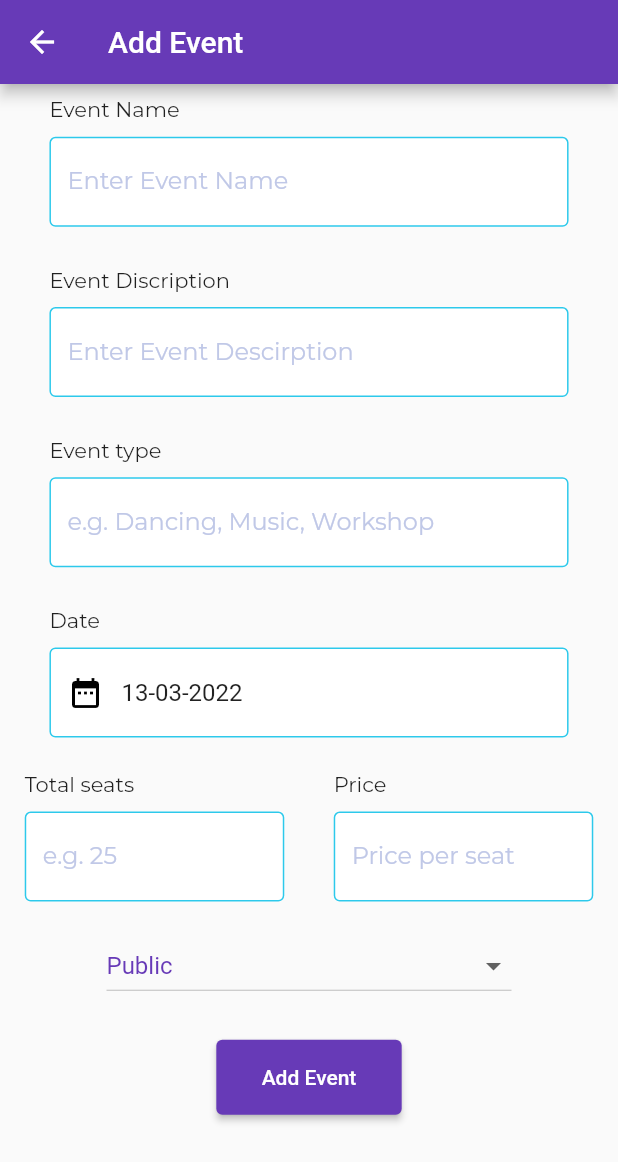
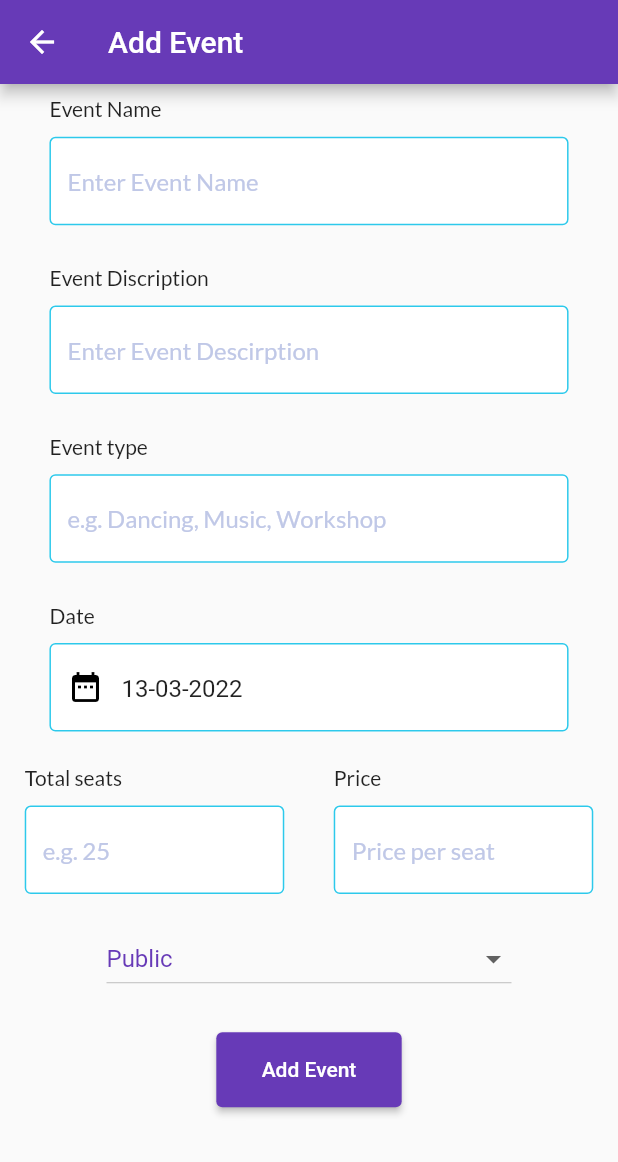
Before and after one commit to AbhiKumbhani007/ikigai, a Flutter app: the screen it shows after launch, after a tap on "Organize Events", on a phone screen of 412 x 824 dp. Shown: the top 1162 px of the screen. Run offline on Flutter 3.47's test engine with Material 2 defaults, Android fonts, the phone set to English and light mode, and no system bars; our stand-ins replace cloud_firestore, firebase_auth, firebase_core, flutter_speed_dial, get, get_storage and 3 more; missing offline and left inert: whatsapp_unilink; accounts and stored records are empty; network calls fail.

Commit message:
small ui changes

```diff
--- a/lib/controllers/event_controller.dart
+++ b/lib/controllers/event_controller.dart
@@ -6,9 +6,10 @@ import '../models/event_model.dart';
 
 class EventController extends GetxController {
   var listOfEventsOfTwoDays = <EventModel>[].obs;
-
+  var listOfEvents = <EventModel>[].obs;
   @override
   void onInit() {
+    fetchAllEvents();
     fetchNextTwoDaysEvent();
     super.onInit();
   }
@@ -20,9 +21,13 @@ class EventController extends GetxController {
 
   void bookEvent(EventModel event) async {
     EventServices es = new EventServices();
-    await es.addUserIdIntoEvent( event);
+    await es.addUserIdIntoEvent(event);
+  }
+
+  void fetchAllEvents() async{
+    EventServices es = new EventServices();
+    listOfEvents.value = await es.FetchAllEvents();
   }
 
 
-
 }
--- a/lib/screens/Home Screen/home_screen.dart
+++ b/lib/screens/Home Screen/home_screen.dart
@@ -3,10 +3,10 @@ import 'package:flutter_speed_dial/flutter_speed_dial.dart';
 import 'package:get/get.dart';
 import 'package:google_fonts/google_fonts.dart';
 import 'package:ikigai/controllers/event_controller.dart';
-import 'package:ikigai/screens/components/drawer.dart';
 import 'package:ikigai/screens/components/eventnews_component.dart';
 
 import '../Events/add_event_form.dart';
+import '../Events/all_eventslist_screen.dart';
 import '../Events/request_event_form.dart';
 import '../components/gridbooking.dart';
 import '../my_bookings/my_bookings_screen.dart';
@@ -40,8 +40,10 @@ class _HomeScreenState extends State<HomeScreen> {
   static List<Widget> _widgetOptions = <Widget>[
     HomeScreenPage(),
     MyBooking(),
+    AllEvents(),
     PartnerScreen(),
     SettingsScreen(),
+
     // Text(
     //   'Index 3: Settings',
     //   style: optionStyle,
@@ -59,6 +61,7 @@ class _HomeScreenState extends State<HomeScreen> {
     return Scaffold(
         floatingActionButton: SpeedDial(
             overlayColor: Colors.deepPurple,
+            // icon: Icons.assistant,
             overlayOpacity: .4,
             spaceBetweenChildren: 12,
             animatedIcon: AnimatedIcons.menu_close,
@@ -84,6 +87,7 @@ class _HomeScreenState extends State<HomeScreen> {
           // centerTitle: true,
           // elevation: 0,
           // backgroundColor: Colors.white,
+          automaticallyImplyLeading: false,
           title: const Text(
             "Ikigai",
             style: TextStyle(color: Colors.white),
@@ -114,10 +118,19 @@ class _HomeScreenState extends State<HomeScreen> {
             ),
             BottomNavigationBarItem(
               icon: Icon(
+                Icons.event,
+                color: Colors.white,
+              ),
+              label: 'All Events',
+              backgroundColor: Colors.deepPurple,
+              // backgroundColor: Colors.white,
+            ),
+            BottomNavigationBarItem(
+              icon: Icon(
                 Icons.account_circle_outlined,
                 color: Colors.white,
               ),
-              label: 'Our Partners',
+              label: 'Partners',
               backgroundColor: Colors.deepPurple,
               // backgroundColor: Colors.white,
             ),
@@ -153,15 +166,15 @@ class HomeScreenPage extends StatelessWidget {
         children: [
           Row(
             children: [
-              const Padding(
-                padding: EdgeInsets.all(8.0),
-                child: CircleAvatar(
-                  backgroundColor: Colors.white,
-                  radius: 48,
-                  backgroundImage: NetworkImage(
-                      "https://wac-cdn.atlassian.com/dam/jcr:ba03a215-2f45-40f5-8540-b2015223c918/Max-R_Headshot%20(1).jpg?cdnVersion=194"),
-                ),
-              ),
+              // const Padding(
+              //   padding: EdgeInsets.all(8.0),
+              //   child: CircleAvatar(
+              //     backgroundColor: Colors.white,
+              //     radius: 48,
+              //     backgroundImage: NetworkImage(
+              //         "https://wac-cdn.atlassian.com/dam/jcr:ba03a215-2f45-40f5-8540-b2015223c918/Max-R_Headshot%20(1).jpg?cdnVersion=194"),
+              //   ),
+              // ),
               Padding(
                 padding: const EdgeInsets.all(8.0),
                 child: Row(
@@ -169,14 +182,14 @@ class HomeScreenPage extends StatelessWidget {
                   children: [
                     Text(
                       "Location: ",
-                      style: GoogleFonts.montserrat(
+                      style: GoogleFonts.lato(
                         color: Colors.black,
                         fontSize: 22,
                       ),
                     ),
                     Text(
                       "Surat",
-                      style: GoogleFonts.montserrat(
+                      style: GoogleFonts.lato(
                         color: Colors.black,
                         fontWeight: FontWeight.w400,
                         fontSize: 20,
@@ -221,13 +234,13 @@ class HomeScreenPage extends StatelessWidget {
             ),
           ),
           Container(
-            padding: EdgeInsets.all(8),
+            padding: EdgeInsets.only(top: 20, left: 10),
             child: Text(
-              "upcoming events",
-              style: GoogleFonts.montserrat(
+              "Upcoming Events",
+              style: GoogleFonts.lato(
                   color: Color.fromRGBO(5, 1, 82, 1),
                   fontSize: 24,
-                  fontWeight: FontWeight.w300),
+                  fontWeight: FontWeight.w500),
             ),
           ),
           Flexible(
--- a/lib/screens/components/formfield.dart
+++ b/lib/screens/components/formfield.dart
@@ -38,7 +38,7 @@ class InputField extends StatelessWidget {
             mainAxisAlignment: MainAxisAlignment.start,
             children: [
               Text(topicName,
-                  style: GoogleFonts.montserrat(
+                  style: GoogleFonts.lato(
                       fontSize: 14, fontWeight: FontWeight.normal))
             ],
           ),
@@ -60,7 +60,7 @@ class InputField extends StatelessWidget {
                         BorderSide(color: Color.fromRGBO(45, 201, 235, 1)),
                   ),
                   hintText: hinttext,
-                  hintStyle: GoogleFonts.montserrat(
+                  hintStyle: GoogleFonts.lato(
                     color: const Color.fromRGBO(192, 200, 231, 1),
                     fontWeight: FontWeight.w400,
                     fontStyle: FontStyle.normal,
--- a/lib/screens/components/input_field_date.dart
+++ b/lib/screens/components/input_field_date.dart
@@ -36,7 +36,7 @@ class InputFieldDate extends StatelessWidget {
             mainAxisAlignment: MainAxisAlignment.start,
             children: [
               Text(topicName,
-                  style: GoogleFonts.montserrat(
+                  style: GoogleFonts.lato(
                       fontSize: 14, fontWeight: FontWeight.normal))
             ],
           ),
@@ -66,7 +66,7 @@ class InputFieldDate extends StatelessWidget {
                         BorderSide(color: Color.fromRGBO(45, 201, 235, 1)),
                   ),
                   hintText: hinttext,
-                  hintStyle: GoogleFonts.montserrat(
+                  hintStyle: GoogleFonts.lato(
                     color: const Color.fromRGBO(192, 200, 231, 1),
                     fontWeight: FontWeight.w400,
                     fontStyle: FontStyle.normal,
--- a/lib/screens/login_screen/login_sceen.dart
+++ b/lib/screens/login_screen/login_sceen.dart
@@ -58,7 +58,6 @@ class _LoginPageState extends State<LoginPage> {
             if (value == "SUCCESS") {
               Navigator.pushNamed(context, "/home");
             }
-
           });
         });
 
@@ -82,7 +81,7 @@ class _LoginPageState extends State<LoginPage> {
             ),
             Text(
               "Welcome To Our App",
-              style: GoogleFonts.montserrat(
+              style: GoogleFonts.lato(
                 color: Colors.black,
                 fontWeight: FontWeight.bold,
                 fontSize: 24,
@@ -167,7 +166,7 @@ class _LoginPageState extends State<LoginPage> {
                           height: 50,
                           child: Text(
                             "LOGIN",
-                            style: GoogleFonts.montserrat(
+                            style: GoogleFonts.lato(
                               color: Colors.white,
                               fontSize: 20,
                               fontWeight: FontWeight.bold,
@@ -185,7 +184,7 @@ class _LoginPageState extends State<LoginPage> {
                     child: RichText(
                       text: TextSpan(
                           text: "Sign Up",
-                          style: GoogleFonts.montserrat(
+                          style: GoogleFonts.lato(
                             color: Colors.deepPurple,
                             fontWeight: FontWeight.w400,
                             fontSize: 14,
--- a/lib/screens/my_bookings/my_bookings_screen.dart
+++ b/lib/screens/my_bookings/my_bookings_screen.dart
@@ -46,7 +46,7 @@ class MyBooking extends StatelessWidget {
                       children: [
                         Text(
                           "eventName",
-                          style: GoogleFonts.montserrat(
+                          style: GoogleFonts.lato(
                               fontSize: 18,
                               fontWeight: FontWeight.w400,
                               color: Color.fromRGBO(5, 1, 82, 1)),
@@ -54,7 +54,7 @@ class MyBooking extends StatelessWidget {
                         const SizedBox(height: 15),
                         Text(
                           "eventDate",
-                          style: GoogleFonts.montserrat(
+                          style: GoogleFonts.lato(
                               fontSize: 14,
                               fontWeight: FontWeight.w400,
                               color: Color.fromRGBO(216, 216, 216, 1)),
@@ -66,7 +66,7 @@ class MyBooking extends StatelessWidget {
                             mainAxisAlignment: MainAxisAlignment.end,
                             children: [
                               Text("Price:50 \$ ",
-                                  style: GoogleFonts.montserrat(
+                                  style: GoogleFonts.lato(
                                       fontSize: 18,
                                       fontWeight: FontWeight.w500,
                                       color: Color.fromRGBO(194, 100, 255, 1))),
--- a/lib/screens/signup_screen/signup_screen.dart
+++ b/lib/screens/signup_screen/signup_screen.dart
@@ -193,7 +193,7 @@ class _SignupPageState extends State<SignupPage> {
                           width: 150,
                           height: 50,
                           child: Text("Sign Up",
-                              style: GoogleFonts.montserrat(
+                              style: GoogleFonts.lato(
                                 color: Colors.white,
                                 fontSize: 20,
                                 fontWeight: FontWeight.bold,
--- a/lib/services/event_services.dart
+++ b/lib/services/event_services.dart
@@ -1,4 +1,5 @@
 import 'package:cloud_firestore/cloud_firestore.dart';
+import 'package:flutter/material.dart';
 import 'package:get/get.dart';
 import 'package:ikigai/controllers/event_controller.dart';
 import 'package:ikigai/controllers/user_controller.dart';
@@ -192,4 +193,58 @@ class EventServices {
       "registered_user": FieldValue.arrayUnion([userController.uid.value])
     }, SetOptions(merge: true));
   }
+
+  Future<List<EventModel>> FetchAllEvents() async {
+    List<EventModel> eventList = [];
+
+    eventsCollection.get().then((querySnapshot) => {
+          querySnapshot.docs.forEach((doc) async {
+            CollectionReference eventArray =
+                await eventsCollection.doc(doc.id).collection("event_array");
+            var snapshot = await eventArray.get();
+            for (int i = 0; i < snapshot.docs.length; i++) {
+              eventList.add(EventModel(
+                eventDate: doc.id,
+                eventId: snapshot.docs[i]["event_id"],
+                eventName: snapshot.docs[i]["event_name"],
+                eventType: snapshot.docs[i]["event_type"],
+                startTime: snapshot.docs[i]["start_time"],
+                endTime: snapshot.docs[i]["end_time"],
+                availableSeats: snapshot.docs[i]["no_of_seats"],
+                eventMode: snapshot.docs[i]["event_mode"],
+                ticketPrice: snapshot.docs[i]["ticket_price"],
+              ));
+            }
+          })
+        });
+
+    // QuerySnapshot sp = await eventsCollection.get();
+
+    // eventsCollection.get().then((sp) async {
+    //   for (int i = 0; i < sp.docs.length; i++) {
+    //     var eventArray =
+    //         eventsCollection.doc(sp.docs[i].id).collection("event_array");
+    //     var snapshot = await eventArray.get();
+    //     debugPrint("inside fetch all events");
+    //     for (int i = 0; i < snapshot.docs.length; i++) {
+    //       eventList.add(EventModel(
+    //         eventDate: sp.docs[i].id, //sp.docs[i].id,
+    //         eventId: snapshot.docs[i]["event_id"],
+    //         eventName: snapshot.docs[i]["event_name"],
+    //         eventType: snapshot.docs[i]["event_type"],
+    //         startTime: snapshot.docs[i]["start_time"],
+    //         endTime: snapshot.docs[i]["end_time"],
+    //         availableSeats: snapshot.docs[i]["no_of_seats"],
+    //         eventMode: snapshot.docs[i]["event_mode"],
+    //         ticketPrice: snapshot.docs[i]["ticket_price"],
+    //       ));
+    //     }
+    //   }
+    // });
+
+    debugPrint("inside fetch all events");
+
+    eventList = eventList.where((i) => i.eventMode == "Public").toList();
+    return eventList;
+  }
 }
--- a/lib/services/matrix_services.dart
+++ b/lib/services/matrix_services.dart
@@ -19,13 +19,18 @@ class MatrixServices {
       .doc("Nalagandla")
       .collection("Bookings");
 
+  CollectionReference bookingHashTable = FirebaseFirestore.instance
+      .collection("Location")
+      .doc("Nalagandla")
+      .collection("booking_for_admin");
+
   Future<void> getSeatStats(String seatNumber, String date) async {
     CollectionReference dateCollection =
         matrixCollection.doc(date).collection(seatNumber);
     final snapShots = await dateCollection.get();
     if (snapShots.docs.length > 0) {
       // fetch the data and list the available slots
-      for (int i = 0; i < snapShots.docs.length; i++) {
+      for (int i = 0; i < snapShots.docs.length - 1; i++) {
         matrixController.timeSlots[int.parse(snapShots.docs[i].id.toString())] =
             snapShots.docs[i]["is_booked"];
       }
@@ -155,6 +160,6 @@ class MatrixServices {
         "booking_id": bookingId
       });
     }
-    matrixController.getSeatStatsAccordingToDate();
+    // bookingHashTable.matrixController.getSeatStatsAccordingToDate();
   }
 }
```
Also changed, not shown: lib/screens/Events/all_eventslist_screen.dart (added, +30 -0 lines), lib/screens/Events/event_detail_screen.dart (+58 -20 lines), lib/screens/components/eventnews_component.dart (+10 -11 lines), lib/screens/components/gridbooking.dart (+7 -0 lines), lib/screens/partner_screen/detail_screen.dart (added, +15 -0 lines), lib/screens/partner_screen/partner_screen.dart (+6 -3 lines), lib/screens/settings_screen/settings_screen.dart (+29 -13 lines).
